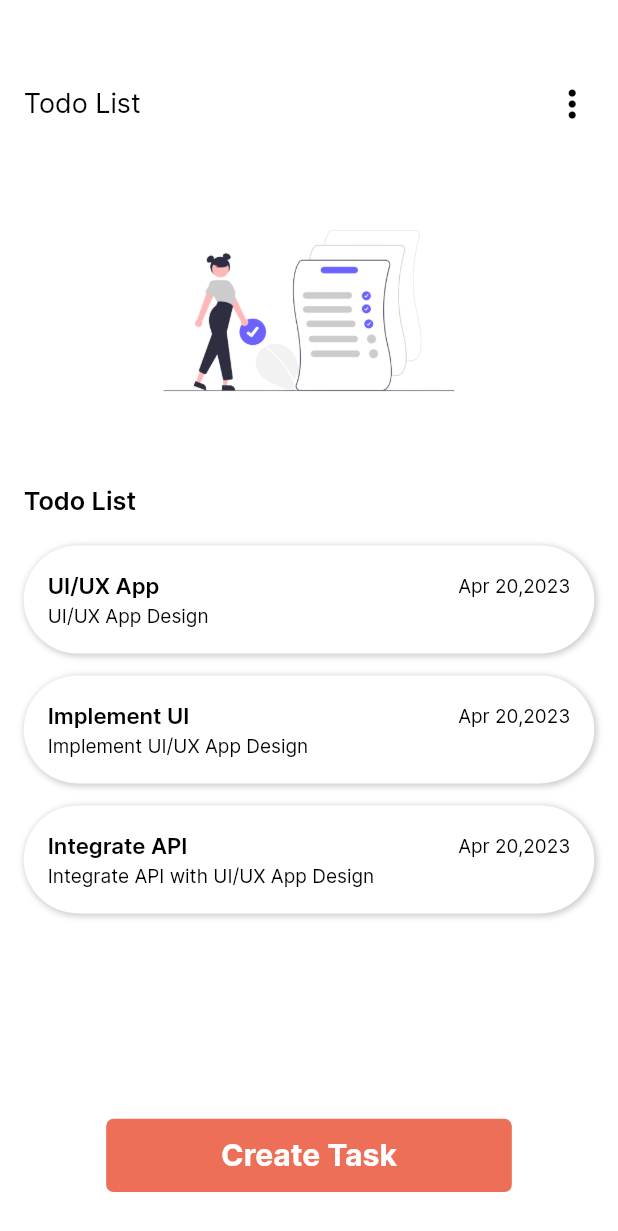
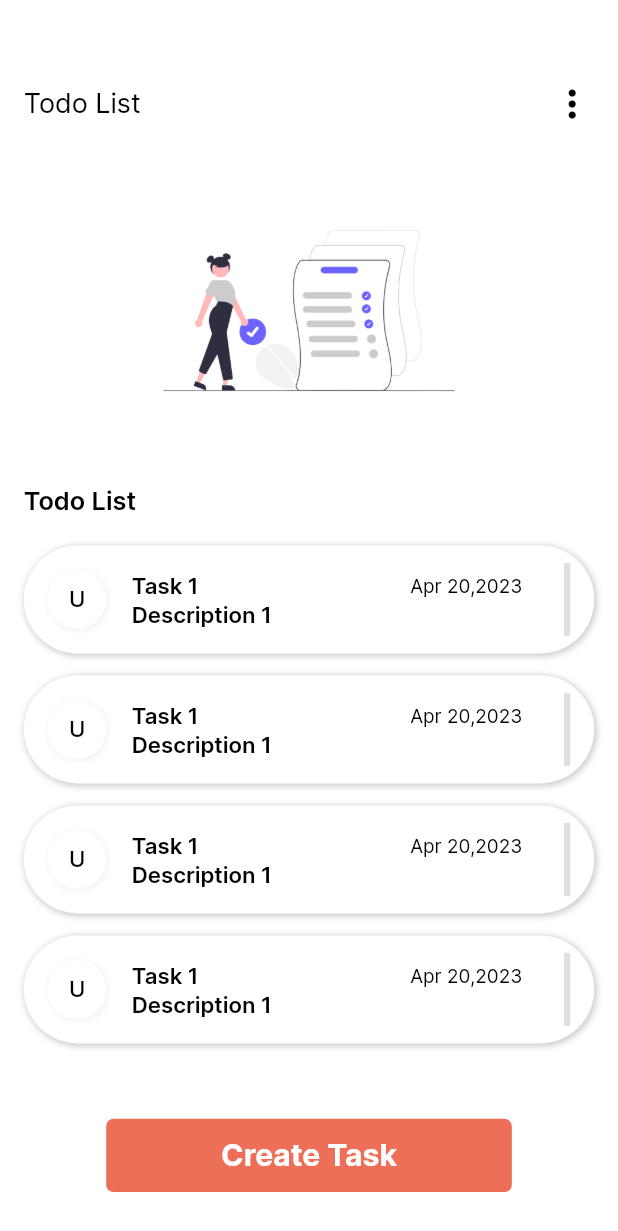
Before and after one commit to Temesgenzewude/2023-project-phase-mobile-tasks, a Flutter app: the TodoListPage screen opened by its route, on a phone screen of 412 x 824 dp. Shown: the top 1231 px of the screen. Run offline on Flutter 3.47's test engine with Material 2 defaults, Android fonts, the phone set to English and light mode, and no system bars; our stand-ins replace dartz, equatable, flutter_screenutil.

Commit message:
Complete domain layer refactoring

```diff
--- a/on-boarding/building_layouts/lib/core/controller/todo_controller.dart
+++ /dev/null
@@ -1,34 +0,0 @@
-import '../models/todo_model.dart';
-
-class TodoController {
-  static List<TodoModel> todos = [
-    TodoModel(
-      title: 'UI/UX App',
-      description: "UI/UX App Design",
-    ),
-    TodoModel(
-      title: 'Implement UI',
-      description: "Implement UI/UX App Design",
-    ),
-    TodoModel(
-      title: 'Integrate API',
-      description: "Integrate API with UI/UX App Design",
-    ),
-  ];
-
-  void addTodo(TodoModel todo) {
-    todos.add(todo);
-  }
-
-  void updateTodo(int todoId, TodoModel newTodo) {
-    if (todos.isEmpty) {
-      return;
-    }
-
-    todos[todoId] = newTodo;
-  }
-
-  void delete(TodoModel todo) {
-    todos.remove(todo);
-  }
-}
--- a/on-boarding/building_layouts/lib/core/models/todo_model.dart
+++ /dev/null
@@ -1,7 +0,0 @@
-class TodoModel {
-  final String title;
-  final String description;
-
-  TodoModel({required this.title, required this.description});
-
-}
--- a/on-boarding/building_layouts/lib/features/display_todos/presentation/pages/todo_list.dart
+++ /dev/null
@@ -1,193 +0,0 @@
-import 'package:flutter/material.dart';
-import 'package:flutter_screenutil/flutter_screenutil.dart';
-
-import '../../../../core/controller/todo_controller.dart';
-import '../../../../core/models/todo_model.dart';
-import '../../../update_todo/presentation/pages/task_detail.dart';
-
-class TodoListPage extends StatefulWidget {
-  const TodoListPage({super.key});
-
-  @override
-  State<TodoListPage> createState() => _TodoListPageState();
-}
-
-class _TodoListPageState extends State<TodoListPage> {
-  @override
-  Widget build(BuildContext context) {
-    List<TodoModel> todos = TodoController.todos;
-    return Scaffold(
-      backgroundColor: Colors.white,
-      body: Column(crossAxisAlignment: CrossAxisAlignment.center, children: [
-        Container(
-          margin: EdgeInsets.only(top: 50.h, left: 15.w, right: 15.w),
-          child: SizedBox(
-            height: 42.h,
-            width: 364.w,
-            child: Row(
-                mainAxisAlignment: MainAxisAlignment.spaceBetween,
-                children: [
-                  Text("Todo List",
-                      style: TextStyle(
-                          color: Colors.black,
-                          fontSize: 17.sp,
-                          fontFamily: "InterRegular")),
-                  Icon(Icons.more_vert, color: Colors.black, size: 30.h)
-                ]),
-          ),
-        ),
-        SizedBox(height: 20.h),
-        Image.asset(
-          "assets/images/todo_list.png",
-          width: 236.w,
-          height: 200.h,
-        ),
-        SizedBox(height: 20.h),
-        Container(
-          margin: EdgeInsets.only(left: 15.w, right: 15.w),
-          child: Row(
-            mainAxisAlignment: MainAxisAlignment.start,
-            children: [
-              Text(
-                "Todo List",
-                style: TextStyle(
-                    color: Colors.black,
-                    fontSize: 16.sp,
-                    fontFamily: "InterSemiBold"),
-              ),
-            ],
-          ),
-        ),
-        SizedBox(height: 20.h),
-        Expanded(
-          // remove default padding of ListView
-          // how to remove default padding of ListView in Flutter?
-
-          child: MediaQuery.removePadding(
-            context: context,
-            removeTop: true,
-            child: ListView.builder(
-              itemCount: todos.length,
-              itemBuilder: (context, index) {
-                return Container(
-                  margin:
-                      EdgeInsets.only(left: 15.w, right: 15.w, bottom: 15.h),
-                  decoration: BoxDecoration(
-                      borderRadius: BorderRadius.circular(50.h),
-                      color: Colors.white,
-                      boxShadow: [
-                        BoxShadow(
-                          color: Colors.grey.withOpacity(0.5),
-                          spreadRadius: 1,
-                          blurRadius: 3,
-                          offset:
-                              const Offset(1, 1), // changes position of shadow
-                        ),
-                      ]),
-                  child: ListTile(
-                    onTap: () {
-                      Navigator.push(
-                        context,
-                        MaterialPageRoute(
-                          builder: (context) => TaskDetailPage(),
-                          settings: RouteSettings(
-                            arguments: index,
-                          ),
-                        ),
-                      );
-                    },
-                    title: Row(
-                      mainAxisAlignment: MainAxisAlignment.spaceBetween,
-                      children: [
-                        Text(
-                          key: Key("todoListPageTodoTitle$index"),
-                          todos[index].title,
-                          style: TextStyle(
-                              color: Colors.black,
-                              fontFamily: "InterSemiBold",
-                              fontSize: 14.sp),
-                        ),
-                        Text(
-                          key: Key("todoListPageTodoDeadline$index"),
-                          "Apr 20,2023",
-                          style: TextStyle(
-                              color: Colors.black,
-                              fontFamily: "InterRegular",
-                              fontSize: 12.sp),
-                        ),
-                      ],
-                    ),
-                    subtitle: Text(
-                      todos[index].description,
-                      style: TextStyle(
-                          color: Colors.black,
-                          fontFamily: "InterRegular",
-                          fontSize: 12.sp),
-                    ),
-                  ),
-                );
-              },
-              scrollDirection: Axis.vertical,
-            ),
-          ),
-        ),
-        SizedBox(height: 30.h),
-        GestureDetector(
-          onTap: () => addTodo(context),
-          child: Container(
-            height: 50.h,
-            width: 256.w,
-            margin: EdgeInsets.only(bottom: 30.h),
-            decoration: BoxDecoration(
-                borderRadius: BorderRadius.circular(5.r),
-                color: const Color(0xFFEE6F57)),
-            child: Row(
-              mainAxisAlignment: MainAxisAlignment.center,
-              children: [
-                Text('Create Task',
-                    style: TextStyle(
-                        color: Colors.white,
-                        fontSize: 19.sp,
-                        fontFamily: "InterBold")),
-              ],
-            ),
-          ),
-        ),
-      ]),
-    );
-  }
-
-  void addTodo(BuildContext context) async {
-    final result = await Navigator.pushNamed(context, '/add_task') as TodoModel;
-    if (!mounted) return;
-
-    if (result != null) {
-      setState(() {
-        TodoController().addTodo(result);
-      });
-
-      ScaffoldMessenger.of(context)
-        ..removeCurrentSnackBar()
-        ..showSnackBar(
-            const SnackBar(content: Text('Task added successfully')));
-    }
-  }
-
-  void updateTodo(BuildContext context, int index) async {
-    final result = await Navigator.pushNamed(
-      context,
-      '/task_detail',
-      arguments: index,
-    ) as TodoModel;
-    if (!mounted) return;
-    if (result != null) {
-      setState(() {
-        TodoController.todos[index] = result;
-      });
-      ScaffoldMessenger.of(context)
-        ..removeCurrentSnackBar()
-        ..showSnackBar(
-            const SnackBar(content: Text('Task updated successfully')));
-    }
-  }
-}
--- /dev/null
+++ b/on-boarding/building_layouts/lib/features/todo/domain/repositories/todo_repository.dart
@@ -0,0 +1,12 @@
+import 'package:dartz/dartz.dart';
+
+import 'package:building_layouts/core/errors/failure.dart';
+import 'package:building_layouts/features/todo/domain/entities/task_entity.dart';
+
+abstract class TodoRepository {
+  Future<Either<Failure, TaskEntity>> createTask(TaskEntity task);
+  Future<Either<Failure, TaskEntity>> viewTask(String taskId);
+  Future<Either<Failure, List<TaskEntity>>> viewAllTasks();
+  Future<Either<Failure, void>> deleteTask(String taskId);
+  Future<Either<Failure, TaskEntity>> updateTask(TaskEntity task);
+}
--- a/on-boarding/building_layouts/lib/features/onboarding/presentation/pages/onboarding.dart
+++ b/on-boarding/building_layouts/lib/features/todo/presentation/pages/onboarding/onboarding.dart
@@ -1,5 +1,5 @@
 
-import 'package:building_layouts/features/display_todos/presentation/pages/todo_list.dart';
+import 'package:building_layouts/features/todo/presentation/pages/todo_list/todo_list.dart';
 import 'package:flutter/material.dart';
 import 'package:flutter_screenutil/flutter_screenutil.dart';
 
--- /dev/null
+++ b/on-boarding/building_layouts/lib/features/todo/presentation/pages/todo_list/todo_list.dart
@@ -0,0 +1,119 @@
+import 'package:flutter/material.dart';
+import 'package:flutter_screenutil/flutter_screenutil.dart';
+
+import '../../widgets/todo_list/listview_items/list_view_items.dart';
+
+class TodoListPage extends StatefulWidget {
+  const TodoListPage({super.key});
+
+  @override
+  State<TodoListPage> createState() => _TodoListPageState();
+}
+
+class _TodoListPageState extends State<TodoListPage> {
+  @override
+  Widget build(BuildContext context) {
+    return Scaffold(
+      backgroundColor: Colors.white,
+      body: Column(crossAxisAlignment: CrossAxisAlignment.center, children: [
+        Container(
+          margin: EdgeInsets.only(top: 50.h, left: 15.w, right: 15.w),
+          child: SizedBox(
+            height: 42.h,
+            width: 364.w,
+            child: Row(
+                mainAxisAlignment: MainAxisAlignment.spaceBetween,
+                children: [
+                  Text("Todo List",
+                      style: TextStyle(
+                          color: Colors.black,
+                          fontSize: 17.sp,
+                          fontFamily: "InterRegular")),
+                  Icon(Icons.more_vert, color: Colors.black, size: 30.h)
+                ]),
+          ),
+        ),
+        SizedBox(height: 20.h),
+        Image.asset(
+          "assets/images/todo_list.png",
+          width: 236.w,
+          height: 200.h,
+        ),
+        SizedBox(height: 20.h),
+        Container(
+          margin: EdgeInsets.only(left: 15.w, right: 15.w),
+          child: Row(
+            mainAxisAlignment: MainAxisAlignment.start,
+            children: [
+              Text(
+                "Todo List",
+                style: TextStyle(
+                    color: Colors.black,
+                    fontSize: 16.sp,
+                    fontFamily: "InterSemiBold"),
+              ),
+            ],
+          ),
+        ),
+        SizedBox(height: 20.h),
+        Expanded(
+          child: MediaQuery.removePadding(
+            context: context,
+            removeTop: true,
+            child: ListView(
+              scrollDirection: Axis.vertical,
+              children: const [
+                TaskItem(
+                  title: "Task 1",
+                  subtitle: "Description 1",
+                  leading: "U",
+                  trailingColor: Colors.black12,
+                ),
+                TaskItem(
+                  title: "Task 1",
+                  subtitle: "Description 1",
+                  leading: "U",
+                  trailingColor: Colors.black12,
+                ),
+                TaskItem(
+                  title: "Task 1",
+                  subtitle: "Description 1",
+                  leading: "U",
+                  trailingColor: Colors.black12,
+                ),
+                TaskItem(
+                  title: "Task 1",
+                  subtitle: "Description 1",
+                  leading: "U",
+                  trailingColor: Colors.black12,
+                ),
+              ],
+            ),
+          ),
+        ),
+        SizedBox(height: 30.h),
+        GestureDetector(
+          onTap: () {},
+          child: Container(
+            height: 50.h,
+            width: 256.w,
+            margin: EdgeInsets.only(bottom: 30.h),
+            decoration: BoxDecoration(
+                borderRadius: BorderRadius.circular(5.r),
+                color: const Color(0xFFEE6F57)),
+            child: Row(
+              mainAxisAlignment: MainAxisAlignment.center,
+              children: [
+                Text('Create Task',
+                    style: TextStyle(
+                        color: Colors.white,
+                        fontSize: 19.sp,
+                        fontFamily: "InterBold")),
+              ],
+            ),
+          ),
+        ),
+      ]),
+    );
+  }
+}
--- a/on-boarding/building_layouts/lib/core/listview_items/list_view_items.dart
+++ b/on-boarding/building_layouts/lib/features/todo/presentation/widgets/todo_list/listview_items/list_view_items.dart
@@ -1,18 +1,18 @@
 import 'package:flutter/material.dart';
 import 'package:flutter_screenutil/flutter_screenutil.dart';
 
-class ListViewItem extends StatelessWidget {
-  ListViewItem({
+class TaskItem extends StatelessWidget {
+  const TaskItem({
     super.key,
     required this.leading,
     required this.title,
     required this.subtitle,
     required this.trailingColor,
   });
-  String leading;
-  String title;
-  String subtitle;
-  Color trailingColor;
+  final String leading;
+  final String title;
+  final String subtitle;
+  final Color trailingColor;
 
   @override
   Widget build(BuildContext context) {
--- a/on-boarding/building_layouts/pubspec.yaml
+++ b/on-boarding/building_layouts/pubspec.yaml
@@ -35,6 +35,8 @@ dependencies:
   # Use with the CupertinoIcons class for iOS style icons.
   cupertino_icons: ^1.0.2
   flutter_screenutil: ^5.7.0
+  equatable: ^2.0.5
+  dartz: ^0.10.1
 
 dev_dependencies:
   flutter_test:
```
Also changed, not shown: on-boarding/building_layouts/lib/core/errors/failure.dart (added, +39 -0 lines), on-boarding/building_layouts/lib/features/todo/domain/entities/task_entity.dart (added, +19 -0 lines), on-boarding/building_layouts/lib/features/todo/domain/use_cases/todo_use_case.dart (added, +52 -0 lines), on-boarding/building_layouts/lib/features/todo/presentation/pages/add_todo/add_task.dart (renamed from on-boarding/building_layouts/lib/features/add_todo/presentation/pages/add_task.dart, +7 -9 lines), on-boarding/building_layouts/lib/features/todo/presentation/pages/update_todo/task_detail.dart (renamed from on-boarding/building_layouts/lib/features/update_todo/presentation/pages/task_detail.dart, +0 -18 lines), on-boarding/building_layouts/lib/main.dart (+4 -4 lines), on-boarding/building_layouts/lib/features/todo/data/data_sources/remote_data_source.dart (added), on-boarding/building_layouts/lib/features/todo/data/models/todo_model.dart (added), on-boarding/building_layouts/lib/features/todo/data/repositories/todo_repository.dart (added), on-boarding/building_layouts/lib/features/todo/presentation/bloc/todo_bloc.dart (added), on-boarding/building_layouts/lib/features/todo/presentation/widgets/todo_widgets.dart (added), on-boarding/building_layouts/pubspec.lock, 1 other file.
